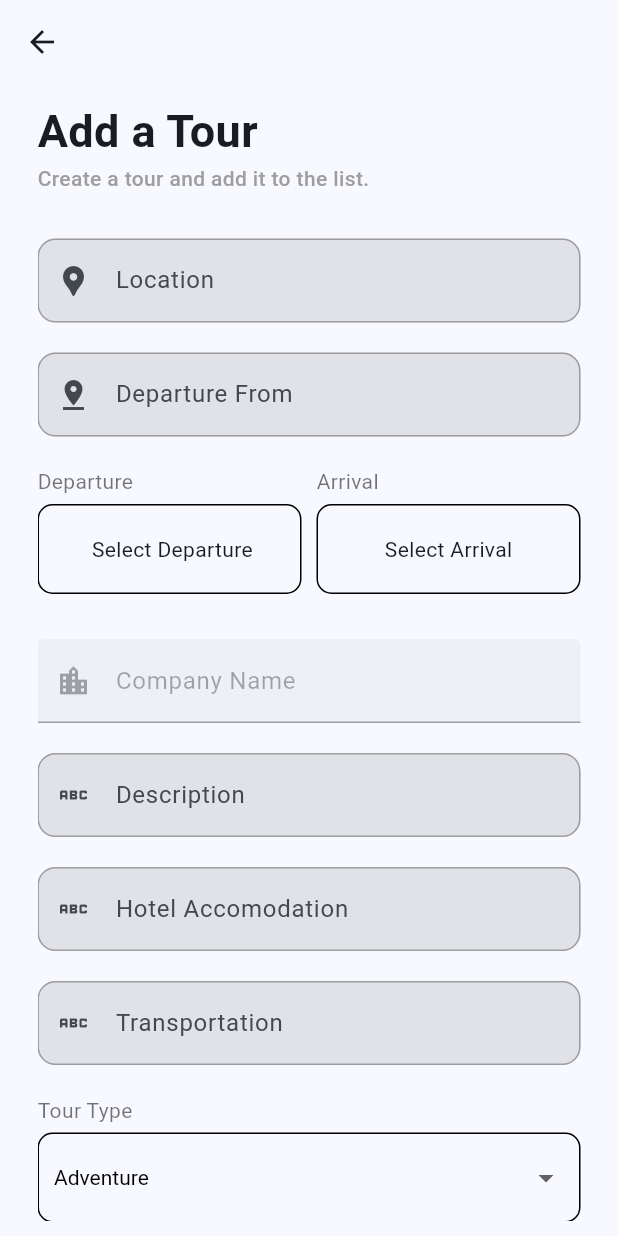
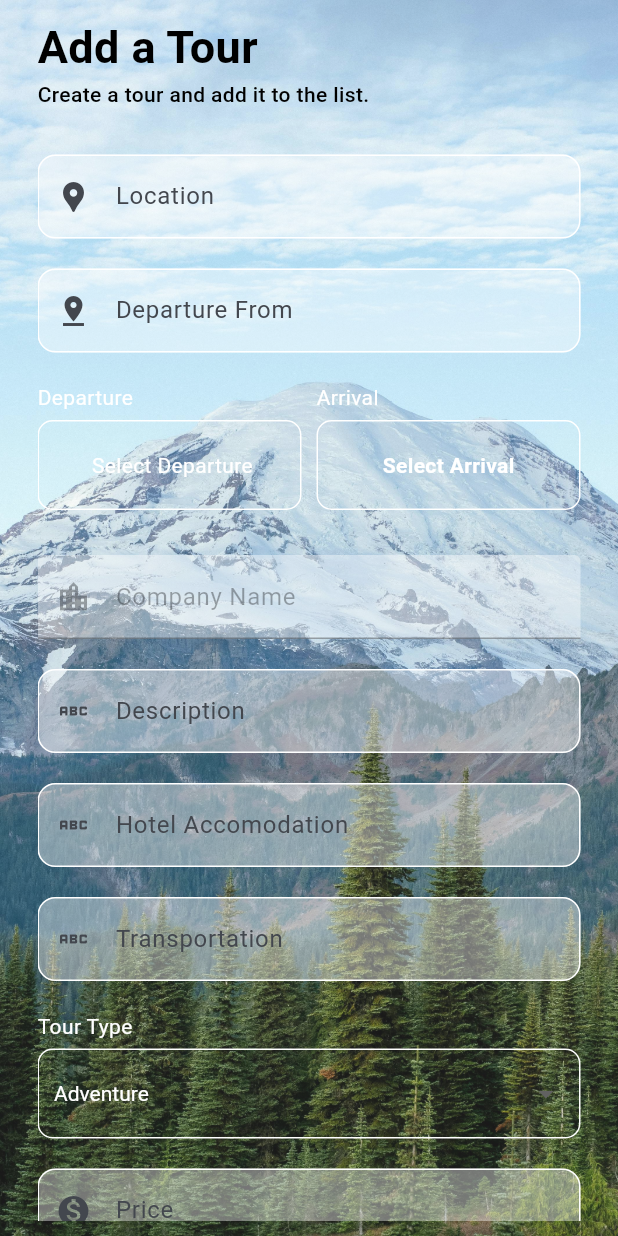
Before and after one commit to haider-nawaz/tour_hunt, a Flutter app: the AddTourView screen opened directly, on a phone screen of 412 x 824 dp. Run offline on Flutter 3.47's test engine with Material 3 defaults, Android fonts, the phone set to English and light mode, and no system bars; our stand-ins replace cloud_firestore, country_code_picker, firebase_auth, firebase_core, firebase_database, get; missing offline and left inert: animated_rating_stars, flutter_stripe; accounts and stored records are empty.

Commit message:
styling and added background wallpaper

```diff
--- a/lib/Views/Company/company_home.dart
+++ b/lib/Views/Company/company_home.dart
@@ -32,7 +32,9 @@ class _CompanyHomeState extends State<CompanyHome> {
 
     return Obx(
       () => Scaffold(
+        backgroundColor: Colors.transparent,
         appBar: AppBar(
+          backgroundColor: Colors.transparent,
           iconTheme: const IconThemeData(color: Colors.blue),
           title: Text(
             navController.currentIndex.value == 0
--- a/lib/Views/add_tours_view.dart
+++ b/lib/Views/add_tours_view.dart
@@ -31,7 +31,8 @@ class _AddTourViewState extends State<AddTourView> {
   Widget build(BuildContext context) {
     final tourController = Get.find<TourController>();
     return Scaffold(
-        appBar: AppBar(),
+        backgroundColor: Colors.transparent.withOpacity(0),
+        // appBar: AppBar(),
         body: SafeArea(
           child: Padding(
             padding: const EdgeInsets.symmetric(horizontal: 25, vertical: 10),
@@ -47,7 +48,9 @@ class _AddTourViewState extends State<AddTourView> {
                         Text(
                           widget.edit ? "Edit Tour Details" : "Add a Tour",
                           style: const TextStyle(
-                              fontSize: 30, fontWeight: FontWeight.bold),
+                              fontSize: 30,
+                              fontWeight: FontWeight.bold,
+                              color: Colors.black),
                         ),
                         Text(
                           widget.edit
@@ -56,7 +59,7 @@ class _AddTourViewState extends State<AddTourView> {
                           style: const TextStyle(
                               fontSize: 14,
                               fontWeight: FontWeight.w500,
-                              color: Colors.grey),
+                              color: Colors.black),
                         ),
                       ],
                     ),
@@ -96,7 +99,7 @@ class _AddTourViewState extends State<AddTourView> {
                                   const Text(
                                     "Departure",
                                     style: TextStyle(
-                                      color: Colors.black54,
+                                      color: Colors.white,
                                     ),
                                   ),
                                   const SizedBox(
@@ -140,7 +143,7 @@ class _AddTourViewState extends State<AddTourView> {
                                       height: 60,
                                       decoration: BoxDecoration(
                                         border: Border.all(
-                                          color: Colors.black,
+                                          color: Colors.white,
                                         ),
                                         borderRadius: BorderRadius.circular(10),
                                       ),
@@ -152,7 +155,11 @@ class _AddTourViewState extends State<AddTourView> {
                                               CrossAxisAlignment.start,
                                           children: [
                                             Text(
-                                                " ${tourController.departureController.text}"),
+                                              " ${tourController.departureController.text}",
+                                              style: const TextStyle(
+                                                color: Colors.white,
+                                              ),
+                                            ),
                                             tourController
                                                     .departureTimeController
                                                     .text
@@ -162,7 +169,7 @@ class _AddTourViewState extends State<AddTourView> {
                                                         .departureTimeController
                                                         .text,
                                                     style: const TextStyle(
-                                                      color: Colors.black54,
+                                                      color: Colors.white,
                                                     ),
                                                   )
                                                 : const SizedBox(),
@@ -185,7 +192,7 @@ class _AddTourViewState extends State<AddTourView> {
                                   const Text(
                                     "Arrival",
                                     style: TextStyle(
-                                      color: Colors.black54,
+                                      color: Colors.white,
                                     ),
                                   ),
                                   const SizedBox(
@@ -243,7 +250,7 @@ class _AddTourViewState extends State<AddTourView> {
                                       height: 60,
                                       decoration: BoxDecoration(
                                         border: Border.all(
-                                          color: Colors.black,
+                                          color: Colors.white,
                                         ),
                                         borderRadius: BorderRadius.circular(10),
                                       ),
@@ -258,6 +265,10 @@ class _AddTourViewState extends State<AddTourView> {
                                               tourController
                                                   .arrivalController.text
                                                   .toString(),
+                                              style: TextStyle(
+                                                color: Colors.white,
+                                                fontWeight: FontWeight.bold,
+                                              ),
                                             ),
                                             tourController.arrivalTimeController
                                                     .text.isNotEmpty
@@ -266,7 +277,7 @@ class _AddTourViewState extends State<AddTourView> {
                                                         .arrivalTimeController
                                                         .text,
                                                     style: const TextStyle(
-                                                      color: Colors.black54,
+                                                      color: Colors.white,
                                                     ),
                                                   )
                                                 : const SizedBox(),
@@ -342,7 +353,7 @@ class _AddTourViewState extends State<AddTourView> {
                         const Text(
                           "Tour Type",
                           style: TextStyle(
-                            color: Colors.black54,
+                            color: Colors.white,
                           ),
                         ),
                         const SizedBox(
@@ -352,7 +363,7 @@ class _AddTourViewState extends State<AddTourView> {
                           height: 60,
                           decoration: BoxDecoration(
                             border: Border.all(
-                              color: Colors.black,
+                              color: Colors.white,
                             ),
                             borderRadius: BorderRadius.circular(10),
                           ),
@@ -367,7 +378,7 @@ class _AddTourViewState extends State<AddTourView> {
                                 icon: const Icon(Icons.arrow_drop_down),
                                 iconSize: 24,
                                 elevation: 16,
-                                style: const TextStyle(color: Colors.black),
+                                style: const TextStyle(color: Colors.white),
                                 onChanged: (String? newValue) {
                                   tourController.selectedCategory(newValue!);
                                 },
@@ -378,7 +389,7 @@ class _AddTourViewState extends State<AddTourView> {
                                     value: value,
                                     child: Text(value,
                                         style: const TextStyle(
-                                            color: Colors.black)),
+                                            color: Colors.white)),
                                   );
                                 }).toList(),
                               ),
--- a/lib/Views/bookings_view.dart
+++ b/lib/Views/bookings_view.dart
@@ -28,6 +28,7 @@ class _BookingsViewState extends State<BookingsView> {
   @override
   Widget build(BuildContext context) {
     return Scaffold(
+      backgroundColor: Colors.transparent,
       body: Obx(
         () => tourController.isLoading.value
             ? const Center(child: CircularProgressIndicator())
--- a/lib/Views/home_view.dart
+++ b/lib/Views/home_view.dart
@@ -35,6 +35,7 @@ class _HomeViewState extends State<HomeView> {
 
     return Obx(
       () => Scaffold(
+          backgroundColor: Colors.transparent,
           // floatingActionButton: FloatingActionButton(
           //   onPressed: () {
           //     Get.to(() => const AddTourView());
@@ -43,6 +44,7 @@ class _HomeViewState extends State<HomeView> {
           // ),
           extendBodyBehindAppBar: true,
           appBar: AppBar(
+            backgroundColor: Colors.transparent,
             elevation: 0,
             iconTheme: const IconThemeData(color: Colors.blue),
             title: Text(
--- a/lib/Views/liked_tours_view.dart
+++ b/lib/Views/liked_tours_view.dart
@@ -24,6 +24,7 @@ class _LikedToursViewState extends State<LikedToursView> {
   @override
   Widget build(BuildContext context) {
     return Scaffold(
+      backgroundColor: Colors.transparent,
       body: Obx(
         () => tourController.isLoading.value
             ? const Center(child: CircularProgressIndicator())
--- a/lib/Views/tour_detail_view.dart
+++ b/lib/Views/tour_detail_view.dart
@@ -12,7 +12,9 @@ class TourDetailView extends StatelessWidget {
   @override
   Widget build(BuildContext context) {
     return Scaffold(
+      backgroundColor: Colors.transparent,
       appBar: AppBar(
+        backgroundColor: Colors.transparent,
         title: Text(tourModel.location ?? "Tour Detail"),
       ),
       body: Padding(
--- a/lib/Views/tours_view.dart
+++ b/lib/Views/tours_view.dart
@@ -19,7 +19,7 @@ class ToursView extends StatelessWidget {
   Widget build(BuildContext context) {
     Get.put(AuthController());
     return Scaffold(
-      //backgroundColor: Colors.transparent,
+      backgroundColor: Colors.transparent,
       body: Column(
         children: [
           //const SizedBox(height: 15),
--- a/lib/auth/forgotpass_screen.dart
+++ b/lib/auth/forgotpass_screen.dart
@@ -12,9 +12,11 @@ class ForgotPassScreen extends StatelessWidget {
   Widget build(BuildContext context) {
     final authController = Get.put(AuthController());
     return Scaffold(
+      backgroundColor: Colors.transparent,
       appBar: AppBar(
         title: const Text("Forgot Password"),
         centerTitle: true,
+        backgroundColor: Colors.transparent,
       ),
       body: Padding(
         padding: const EdgeInsets.all(20.0),
--- a/lib/auth/verify_email.dart
+++ b/lib/auth/verify_email.dart
@@ -52,7 +52,7 @@ class VerifyEmailScreen extends StatelessWidget {
                   decoration: BoxDecoration(
                     color: authController.isEmailVerified.value
                         ? Colors.blue
-                        : Colors.grey,
+                        : Colors.white,
                     borderRadius: BorderRadius.circular(15),
                   ),
                   height: 60,
--- a/lib/widgets/custom_textfield.dart
+++ b/lib/widgets/custom_textfield.dart
@@ -29,15 +29,16 @@ class CustomTextField extends StatelessWidget {
       controller: controller,
       obscureText: obscureText,
       keyboardType: keyboardType,
-      // cursorColor: Colors.grey,
+      // cursorColor: Colors.white,
       decoration: InputDecoration(
+        fillColor: Colors.white.withOpacity(0.4),
         prefixIcon: Icon(
           icon,
-          // color: Colors.grey,
+          // color: Colors.white,
         ),
         labelText: title,
         //border: OutlineInputBorder(),
-        //fillColor: Colors.grey,
+        //fillColor: Colors.white,
         filled: true,
         //labelStyle: const TextStyle(color: Colors.black45),
 
@@ -50,7 +51,7 @@ class CustomTextField extends StatelessWidget {
         enabledBorder: OutlineInputBorder(
           borderRadius: BorderRadius.circular(12.0),
           borderSide: const BorderSide(
-            color: Colors.grey,
+            color: Colors.white,
           ),
         ),
       ),
--- a/lib/widgets/tour_widget.dart
+++ b/lib/widgets/tour_widget.dart
@@ -108,7 +108,7 @@ class _TourWidgetState extends State<TourWidget> {
                   },
                   icon: Icon(
                     isLiked ? Icons.favorite : Icons.favorite_border,
-                    color: isLiked ? Colors.red : Colors.grey,
+                    color: isLiked ? Colors.red : Colors.white,
                   ),
                 )
               ],
@@ -328,7 +328,7 @@ class _TourWidgetState extends State<TourWidget> {
                           minRating: 0.0,
                           maxRating: 5.0,
                           filledColor: Colors.amber,
-                          emptyColor: Colors.grey,
+                          emptyColor: Colors.white,
                           filledIcon: Icons.star,
                           halfFilledIcon: Icons.star_half,
                           emptyIcon: Icons.star_border,
@@ -419,7 +419,7 @@ class _TourWidgetState extends State<TourWidget> {
         }
       },
       style: ElevatedButton.styleFrom(
-        backgroundColor: feedback.isNotEmpty ? Colors.grey : Colors.blue,
+        backgroundColor: feedback.isNotEmpty ? Colors.white : Colors.blue,
         shape: RoundedRectangleBorder(
           borderRadius: BorderRadius.circular(30),
         ),
```
Also changed, not shown: lib/auth/signin_view.dart (+7 -5 lines), lib/auth/signup_view.dart (+9 -6 lines), lib/main.dart (+14 -2 lines), assets/background.jpg (added).
